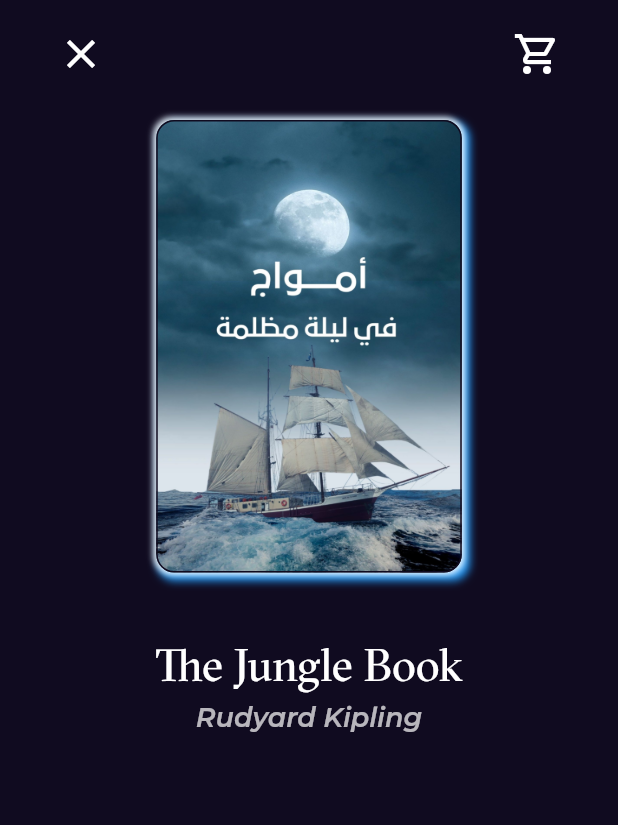
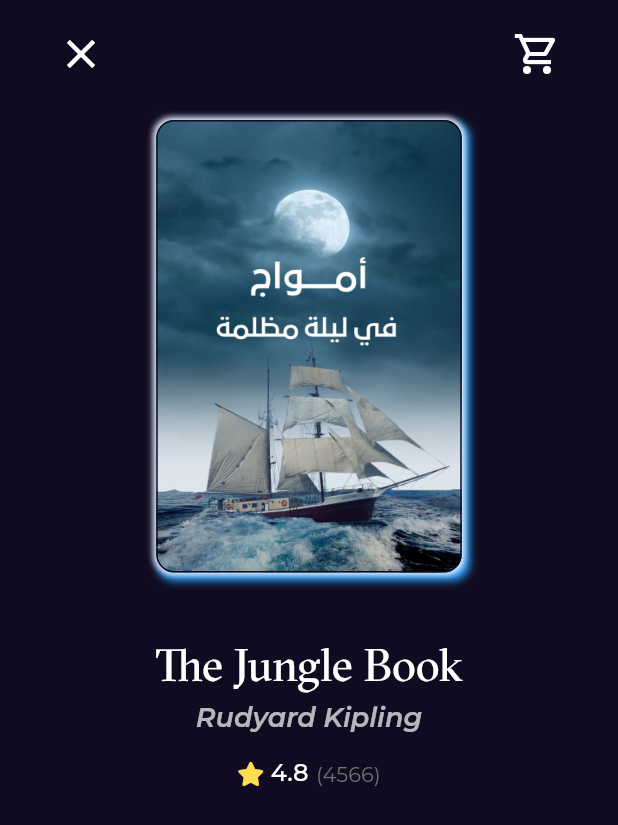
Before and after one commit to wael-saif23/bookly-app, a Flutter app: the BookDetailsViewBody screen opened directly, on a phone screen of 412 x 824 dp. Shown: the top 825 px of the screen. Run offline on Flutter 3.47's test engine with Material 2 defaults, Android fonts, the phone set to English and light mode, and no system bars; our stand-ins replace font_awesome_flutter, go_router, google_fonts.

Commit message:
add rating to booke details view

```diff
--- a/lib/Features/home/presentation/views/widgets/book_details_view_body.dart
+++ b/lib/Features/home/presentation/views/widgets/book_details_view_body.dart
@@ -1,4 +1,5 @@
 import 'package:booklyapp/Features/home/presentation/views/widgets/book_details_custom_appBar.dart';
+import 'package:booklyapp/Features/home/presentation/views/widgets/booky_rating.dart';
 import 'package:booklyapp/Features/home/presentation/views/widgets/feature_book_item.dart';
 import 'package:booklyapp/core/utilts/style.dart';
 import 'package:flutter/material.dart';
@@ -41,6 +42,10 @@
                         fontStyle: FontStyle.italic,
                         fontWeight: FontWeight.w600),
                   )),
+                  const SizedBox(
+                height: 16,
+              ),
+                  const BookyRating(mainAxisAlignment: MainAxisAlignment.center),
             ],
           ),
         ),
--- a/lib/Features/home/presentation/views/widgets/booky_rating.dart
+++ b/lib/Features/home/presentation/views/widgets/booky_rating.dart
@@ -4,11 +4,13 @@
 import '../../../../../core/utilts/style.dart';
 
 class BookyRating extends StatelessWidget {
-  const BookyRating({super.key});
-
+  const BookyRating({super.key,  this.mainAxisAlignment = MainAxisAlignment.start});
+final MainAxisAlignment mainAxisAlignment;
   @override
   Widget build(BuildContext context) {
+
     return Row(
+      mainAxisAlignment: mainAxisAlignment,
       children: [
        const Icon(
           FontAwesomeIcons.solidStar,
```
